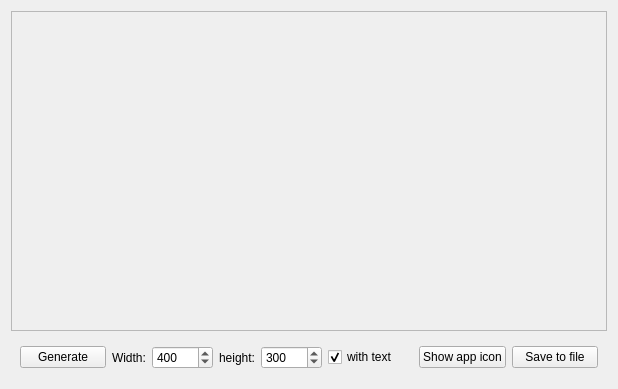
First picture: the form in Iconwindow.ui, repository mikewii/PSY, before the edit.
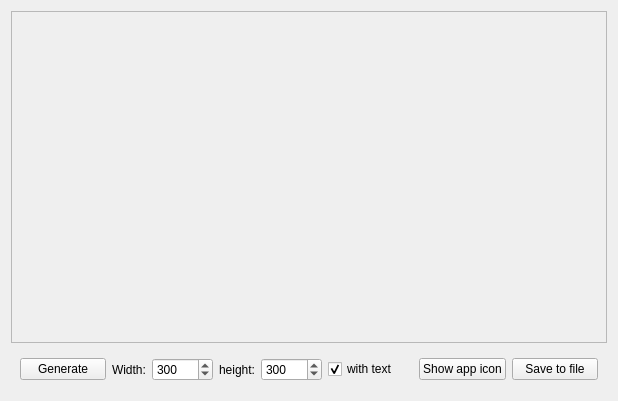
Second picture: the form after the edit.

```diff
--- a/Iconwindow.ui
+++ b/Iconwindow.ui
@@ -7,7 +7,7 @@
     <x>0</x>
     <y>0</y>
     <width>618</width>
-    <height>389</height>
+    <height>401</height>
    </rect>
   </property>
   <property name="windowTitle">
@@ -25,7 +25,7 @@
         <x>0</x>
         <y>0</y>
         <width>598</width>
-        <height>318</height>
+        <height>330</height>
        </rect>
       </property>
       <layout class="QVBoxLayout" name="verticalLayout">
@@ -77,7 +77,7 @@
            <number>10000</number>
           </property>
           <property name="value">
-           <number>400</number>
+           <number>300</number>
           </property>
          </widget>
         </item>
```
